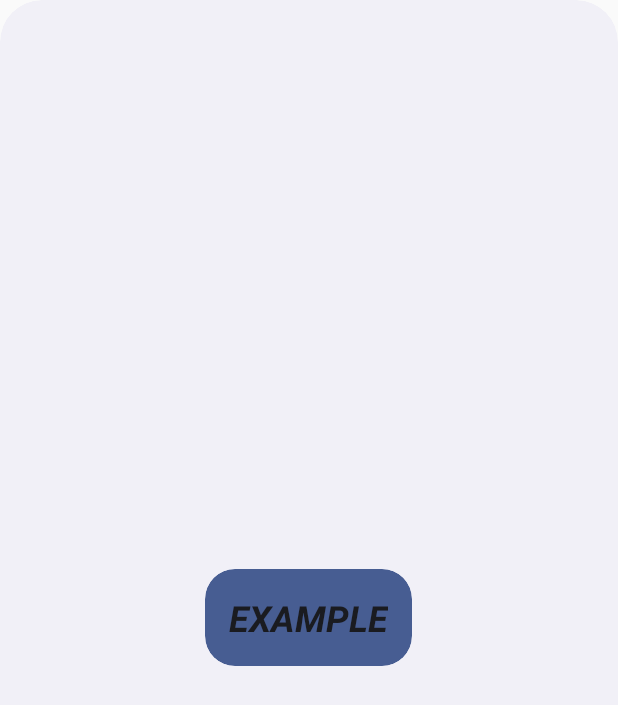
After one commit to motumboe/cheureele, an Android app built with Jetpack Compose: the layout your_widget_provider.xml on its own in the app's theme, with its tools: preview values and no code run, on a phone screen of 412 x 824 dp. The commit adds this screen. Shown: the top 705 px of the screen. Run offline under Robolectric (Android 15) with nearby library versions, the phone set to English and light mode, and no system bars.

Commit message:
add app widget

```diff
--- a/app/build.gradle.kts
+++ b/app/build.gradle.kts
@@ -38,6 +38,7 @@ android {
     }
     buildFeatures {
         compose = true
+        viewBinding = true
     }
     composeOptions {
         kotlinCompilerExtensionVersion = "1.5.1"
--- /dev/null
+++ b/app/src/main/res/drawable-v21/app_widget_background.xml
@@ -0,0 +1,10 @@
+<?xml version="1.0" encoding="utf-8"?><!--
+Background for widgets to make the rounded corners based on the
+appWidgetRadius attribute value
+-->
+<shape xmlns:android="http://schemas.android.com/apk/res/android"
+    android:shape="rectangle">
+
+    <corners android:radius="?attr/appWidgetRadius" />
+    <solid android:color="?android:attr/colorBackground" />
+</shape>
--- /dev/null
+++ b/app/src/main/res/drawable-v21/app_widget_inner_view_background.xml
@@ -0,0 +1,10 @@
+<?xml version="1.0" encoding="utf-8"?><!--
+Background for views inside widgets to make the rounded corners based on the
+appWidgetInnerRadius attribute value
+-->
+<shape xmlns:android="http://schemas.android.com/apk/res/android"
+    android:shape="rectangle">
+
+    <corners android:radius="?attr/appWidgetInnerRadius" />
+    <solid android:color="?android:attr/colorAccent" />
+</shape>
--- /dev/null
+++ b/app/src/main/res/layout/your_widget_provider.xml
@@ -0,0 +1,19 @@
+<RelativeLayout xmlns:android="http://schemas.android.com/apk/res/android"
+    style="@style/Widget.CheUreEle.AppWidget.Container"
+    android:layout_width="match_parent"
+    android:layout_height="match_parent"
+    android:theme="@style/Theme.CheUreEle.AppWidgetContainer">
+
+    <TextView
+        android:id="@+id/appwidget_text"
+        style="@style/Widget.CheUreEle.AppWidget.InnerView"
+        android:layout_width="wrap_content"
+        android:layout_height="wrap_content"
+        android:layout_centerHorizontal="true"
+        android:layout_centerVertical="true"
+        android:layout_margin="8dp"
+        android:contentDescription="@string/appwidget_text"
+        android:text="@string/appwidget_text"
+        android:textSize="24sp"
+        android:textStyle="bold|italic" />
+</RelativeLayout>
--- /dev/null
+++ b/app/src/main/res/values-night-v31/themes.xml
@@ -0,0 +1,10 @@
+<?xml version="1.0" encoding="utf-8"?>
+<resources>
+    <!--
+    Having themes.xml for night-v31 because of the priority order of the resource qualifiers.
+    -->
+    <style name="Theme.CheUreEle.AppWidgetContainerParent" parent="@android:style/Theme.DeviceDefault.DayNight">
+        <item name="appWidgetRadius">@android:dimen/system_app_widget_background_radius</item>
+        <item name="appWidgetInnerRadius">@android:dimen/system_app_widget_inner_radius</item>
+    </style>
+</resources>
--- /dev/null
+++ b/app/src/main/res/values-v21/styles.xml
@@ -0,0 +1,14 @@
+<resources>
+
+    <style name="Widget.CheUreEle.AppWidget.Container" parent="android:Widget">
+        <item name="android:id">@android:id/background</item>
+        <item name="android:padding">?attr/appWidgetPadding</item>
+        <item name="android:background">@drawable/app_widget_background</item>
+    </style>
+
+    <style name="Widget.CheUreEle.AppWidget.InnerView" parent="android:Widget">
+        <item name="android:padding">?attr/appWidgetPadding</item>
+        <item name="android:background">@drawable/app_widget_inner_view_background</item>
+        <item name="android:textColor">?android:attr/textColorPrimary</item>
+    </style>
+</resources>
--- /dev/null
+++ b/app/src/main/res/values-v31/styles.xml
@@ -0,0 +1,16 @@
+<resources>
+
+    <style name="Widget.CheUreEle.AppWidget.Container" parent="android:Widget">
+        <item name="android:id">@android:id/background</item>
+        <item name="android:padding">?attr/appWidgetPadding</item>
+        <item name="android:background">@drawable/app_widget_background</item>
+        <item name="android:clipToOutline">true</item>
+    </style>
+
+    <style name="Widget.CheUreEle.AppWidget.InnerView" parent="android:Widget">
+        <item name="android:padding">?attr/appWidgetPadding</item>
+        <item name="android:background">@drawable/app_widget_inner_view_background</item>
+        <item name="android:textColor">?android:attr/textColorPrimary</item>
+        <item name="android:clipToOutline">true</item>
+    </style>
+</resources>
--- /dev/null
+++ b/app/src/main/res/values-v31/themes.xml
@@ -0,0 +1,11 @@
+<?xml version="1.0" encoding="utf-8"?>
+<resources>
+    <!--
+    Having themes.xml for v31 variant because @android:dimen/system_app_widget_background_radius
+     and @android:dimen/system_app_widget_internal_padding requires API level 31
+    -->
+    <style name="Theme.CheUreEle.AppWidgetContainerParent" parent="@android:style/Theme.DeviceDefault.DayNight">
+        <item name="appWidgetRadius">@android:dimen/system_app_widget_background_radius</item>
+        <item name="appWidgetInnerRadius">@android:dimen/system_app_widget_inner_radius</item>
+    </style>
+</resources>
--- a/app/src/main/res/values/colors.xml
+++ b/app/src/main/res/values/colors.xml
@@ -7,4 +7,8 @@
     <color name="teal_700">#FF018786</color>
     <color name="black">#FF000000</color>
     <color name="white">#FFFFFFFF</color>
+    <color name="light_blue_50">#FFE1F5FE</color>
+    <color name="light_blue_200">#FF81D4FA</color>
+    <color name="light_blue_600">#FF039BE5</color>
+    <color name="light_blue_900">#FF01579B</color>
 </resources>
--- a/app/src/main/res/values/strings.xml
+++ b/app/src/main/res/values/strings.xml
@@ -1,3 +1,6 @@
 <resources>
     <string name="app_name">CheUreEle</string>
+    <string name="appwidget_text">EXAMPLE</string>
+    <string name="add_widget">Add widget</string>
+    <string name="app_widget_description">This is an app widget description</string>
 </resources>
--- /dev/null
+++ b/app/src/main/res/values/styles.xml
@@ -0,0 +1,12 @@
+<resources>
+
+    <style name="Widget.CheUreEle.AppWidget.Container" parent="android:Widget">
+        <item name="android:id">@android:id/background</item>
+        <item name="android:background">?android:attr/colorBackground</item>
+    </style>
+
+    <style name="Widget.CheUreEle.AppWidget.InnerView" parent="android:Widget">
+        <item name="android:background">?android:attr/colorBackground</item>
+        <item name="android:textColor">?android:attr/textColorPrimary</item>
+    </style>
+</resources>
--- a/app/src/main/res/values/themes.xml
+++ b/app/src/main/res/values/themes.xml
@@ -2,4 +2,19 @@
 <resources>
 
     <style name="Theme.CheUreEle" parent="android:Theme.Material.Light.NoActionBar" />
+
+    <style name="Theme.CheUreEle.AppWidgetContainerParent" parent="@android:style/Theme.DeviceDefault">
+        <!-- Radius of the outer bound of widgets to make the rounded corners -->
+        <item name="appWidgetRadius">16dp</item>
+        <!--
+        Radius of the inner view's bound of widgets to make the rounded corners.
+        It needs to be 8dp or less than the value of appWidgetRadius
+        -->
+        <item name="appWidgetInnerRadius">8dp</item>
+    </style>
+
+    <style name="Theme.CheUreEle.AppWidgetContainer" parent="Theme.CheUreEle.AppWidgetContainerParent">
+        <!-- Apply padding to avoid the content of the widget colliding with the rounded corners -->
+        <item name="appWidgetPadding">16dp</item>
+    </style>
 </resources>
```
Also changed, not shown: app/src/main/AndroidManifest.xml (+15 -0 lines), app/src/main/java/com/example/cheureele/YourWidgetProvider.kt (added, +44 -0 lines), app/src/main/res/values/attrs.xml (added, +7 -0 lines), app/src/main/res/values/dimens.xml (added, +10 -0 lines), app/src/main/res/xml/your_widget_provider_info.xml (added, +14 -0 lines), app/src/main/res/drawable-nodpi/example_appwidget_preview.png (added).
